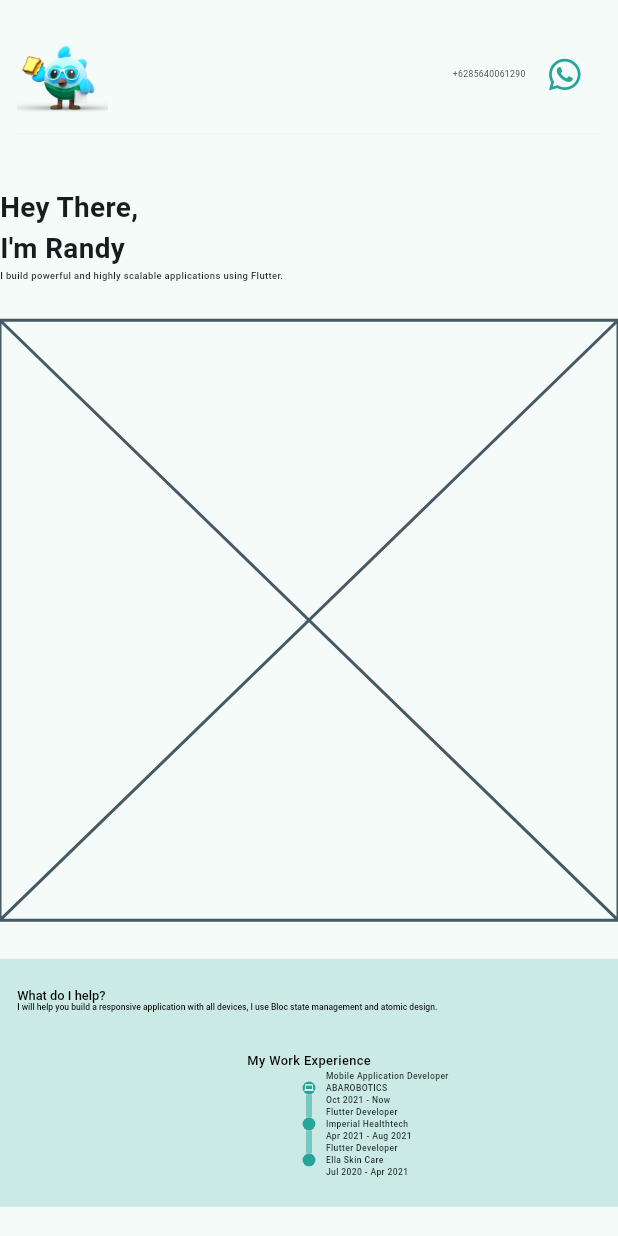
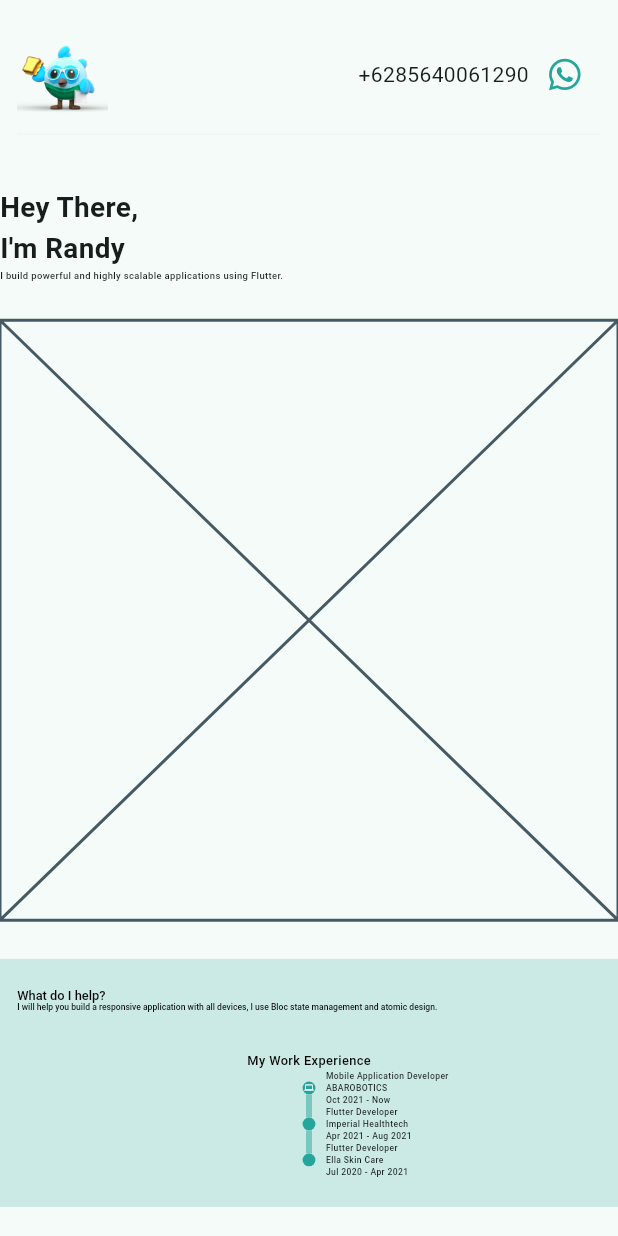
Before and after one commit to randytia29/randy_portofolio, a Flutter app: the screen it shows after launch, on a phone screen of 412 x 824 dp. Run offline on Flutter 3.47's test engine with Material 2 defaults, Android fonts, the phone set to English and light mode, and no system bars; drawn by our look-alikes of timeline_tile; our stand-ins replace flutter_screenutil, font_awesome_flutter, go_router, responsive_builder.

```diff
--- a/lib/pages/mobile/pwa_home_page.dart
+++ b/lib/pages/mobile/pwa_home_page.dart
@@ -41,7 +41,8 @@ class PwaHomePage extends StatelessWidget {
                         // PhotoMe(
                         //   heightPhoto: 450.h,
                         // ),
-                        const Placeholder(), 32.h.spaceY
+                        const Placeholder(),
+                        32.h.spaceY
                       ],
                     );
                   }
--- a/lib/widgets/contact_whatsapp.dart
+++ b/lib/widgets/contact_whatsapp.dart
@@ -1,8 +1,6 @@
 import 'package:flutter/material.dart';
-import 'package:flutter_screenutil/flutter_screenutil.dart';
 import 'package:font_awesome_flutter/font_awesome_flutter.dart';
 import 'package:randy_portofolio/theme_manager/color_manager.dart';
-import 'package:randy_portofolio/theme_manager/space_manager.dart';
 
 import '../utils/launch_url.dart';
 
@@ -20,11 +18,7 @@ class ContactWhatsapp extends StatelessWidget {
       children: [
         Text(
           '+$phoneNumber',
-          style: TextStyle(
-            fontSize: 20.sp,
-          ),
         ),
-        8.w.spaceX,
         IconButton(
           onPressed: () async => await LaunchURL.openURL('wa.me/$phoneNumber'),
           icon: FaIcon(
```
